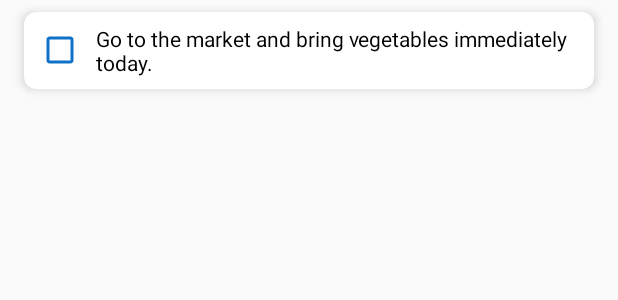
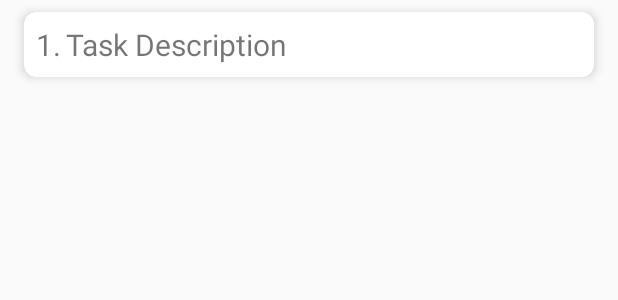
Before and after one commit to MadhurChaturvedi/todoApp-Android, an Android app: the layout task_layout.xml on its own in the app's theme, with its tools: preview values and no code run, on a phone screen of 412 x 824 dp. Shown: the top 300 px of the screen. Run offline under Robolectric (Android 15) with nearby library versions, the phone set to English and light mode, and no system bars.

Commit message:
add new features in the app

```diff
--- a/app/src/main/res/layout/task_layout.xml
+++ b/app/src/main/res/layout/task_layout.xml
@@ -13,14 +13,23 @@
         android:layout_height="wrap_content"
         android:padding="8dp">
 
-        <CheckBox
-            android:id="@+id/todoCheckBox"
+        <TextView
+            android:id="@+id/todoSno"
             android:layout_width="wrap_content"
             android:layout_height="wrap_content"
-            android:layout_centerHorizontal="true"
-            android:paddingStart="8dp"
-            android:buttonTint="@color/btncolor"
-            tools:text="Go to the market and bring vegetables immediately today."/>
+            android:layout_marginEnd="10dp"
+            android:text="1."
+            android:paddingEnd="8dp"
+            android:textSize="20sp" />
+
+        <TextView
+            android:id="@+id/todoTask"
+            android:layout_width="wrap_content"
+            android:layout_height="wrap_content"
+            android:text="Task Description"
+            android:textSize="20sp"
+            android:paddingStart="20dp"
+            />
 
     </RelativeLayout>
 
```
Also changed, not shown: app/src/main/java/net/penguincoders/doit/Adapters/ToDoAdapter.java (+10 -20 lines).
